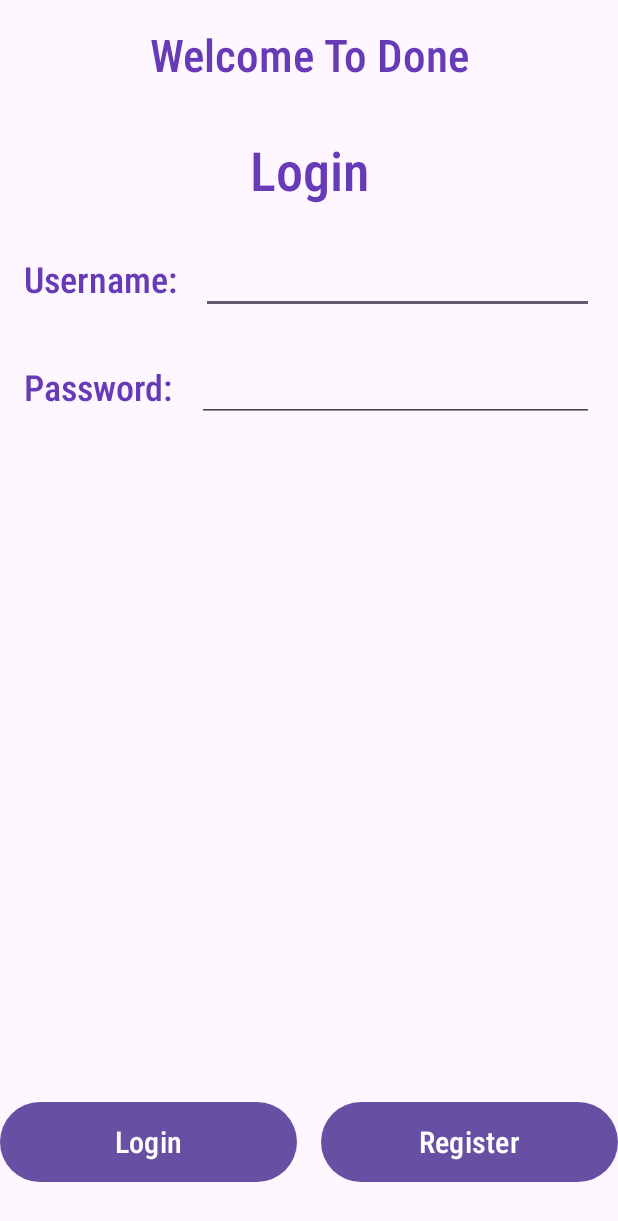
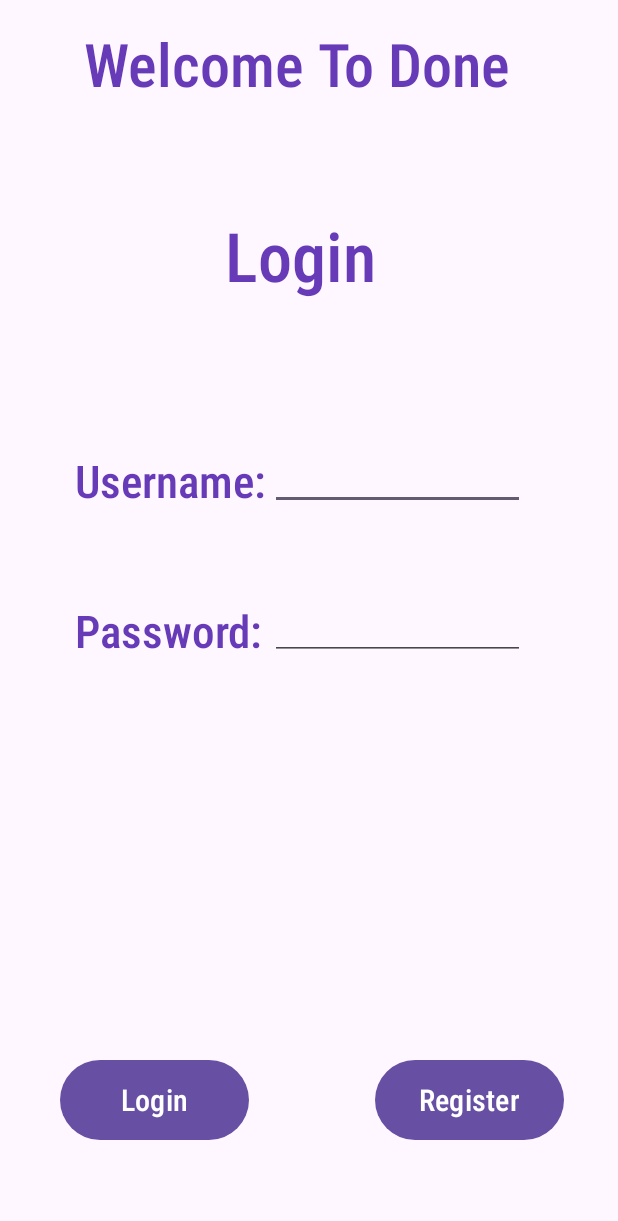
Before and after one commit to HanaAyman33/ToDoList, an Android app: the screen it shows after launch (MainActivity), on a phone screen of 412 x 824 dp. Shown: the top 1221 px of the screen. Run offline under Robolectric (Android 15) with nearby library versions, the light colour scheme and no system bars; our stand-ins replace Volley.

Commit message:
Update activity_main.xml

```diff
--- a/ToDoList/app/src/main/res/layout/activity_main.xml
+++ b/ToDoList/app/src/main/res/layout/activity_main.xml
@@ -1,7 +1,5 @@
 <?xml version="1.0" encoding="utf-8"?>
-<androidx.constraintlayout.widget.ConstraintLayout
-    xmlns:android="http://schemas.android.com/apk/res/android"
-    xmlns:app="http://schemas.android.com/apk/res-auto"
+<RelativeLayout xmlns:android="http://schemas.android.com/apk/res/android"
     xmlns:tools="http://schemas.android.com/tools"
     android:layout_width="match_parent"
     android:layout_height="match_parent"
@@ -9,107 +7,75 @@
 
     <TextView
         android:id="@+id/title"
-        android:layout_width="0dp"
+        android:layout_width="300dp"
         android:layout_height="wrap_content"
-        android:layout_marginStart="16dp"
-        android:layout_marginTop="16dp"
-        android:layout_marginEnd="16dp"
+        android:layout_centerHorizontal="true"
+        android:layout_marginTop="15dp"
         android:fontFamily="sans-serif-condensed-light"
-        android:text="Welcome To Done"
+        android:text="Welcome To Done"  android:textColor="#673AB7"
+        android:textSize="40sp"
+        android:textStyle="bold" />
+
+    <TextView
+        android:id="@+id/subTitle"
+        android:layout_width="200dp"
+        android:layout_height="wrap_content"
+        android:fontFamily="sans-serif-condensed-light"
+        android:text="@string/loginLabel"  android:textColor="#673AB7"
+        android:textSize="45sp"
+        android:textStyle="bold"
+        android:layout_marginLeft="150dp"  android:layout_marginTop="140dp"/>
+
+    <TextView
+        android:id="@+id/username"
+        android:layout_width="200dp"
+        android:layout_height="wrap_content"
+        android:fontFamily="sans-serif-condensed-light"
+        android:text="@string/username"  android:textColor="#673AB7"
+        android:textSize="30sp"
+        android:textStyle="bold"
+        android:layout_marginLeft="50dp"
+        android:layout_marginTop="300dp" />
+
+    <TextView
+        android:id="@+id/password"
+        android:layout_width="200dp"
+        android:layout_height="wrap_content"
+        android:fontFamily="sans-serif-condensed-light"
+        android:text="@string/password"
         android:textColor="#673AB7"
         android:textSize="30sp"
         android:textStyle="bold"
-        android:gravity="center"
-        app:layout_constraintEnd_toEndOf="parent"
-        app:layout_constraintStart_toStartOf="parent"
-        app:layout_constraintTop_toTopOf="parent" />
-
-    <TextView
-        android:id="@+id/subTitle"
-        android:layout_width="0dp"
-        android:layout_height="wrap_content"
-        android:layout_marginTop="32dp"
-        android:fontFamily="sans-serif-condensed-light"
-        android:text="@string/loginLabel"
-        android:textColor="#673AB7"
-        android:textSize="36sp"
-        android:textStyle="bold"
-        android:gravity="center"
-        app:layout_constraintEnd_toEndOf="parent"
-        app:layout_constraintStart_toStartOf="parent"
-        app:layout_constraintTop_toBottomOf="@id/title" />
-
-    <TextView
-        android:id="@+id/username"
-        android:layout_width="wrap_content"
-        android:layout_height="wrap_content"
-        android:layout_marginStart="16dp"
-        android:layout_marginTop="32dp"
-        android:fontFamily="sans-serif-condensed-light"
-        android:text="@string/username"
-        android:textColor="#673AB7"
-        android:textSize="24sp"
-        android:textStyle="bold"
-        app:layout_constraintStart_toStartOf="parent"
-        app:layout_constraintTop_toBottomOf="@id/subTitle" />
+        android:layout_marginLeft="50dp"
+        android:layout_marginTop="400dp" />
 
     <EditText
         android:id="@+id/input1"
-        android:layout_width="0dp"
+        android:layout_width="170dp"
         android:layout_height="40dp"
-        android:layout_marginStart="16dp"
-        android:layout_marginTop="32dp"
-        android:layout_marginEnd="16dp"
+        android:layout_marginLeft="180dp"
+        android:layout_marginTop="300dp"
         android:autofillHints="username"
         android:inputType="text"
-        app:layout_constraintEnd_toEndOf="parent"
-        app:layout_constraintStart_toEndOf="@id/username"
-        app:layout_constraintTop_toBottomOf="@id/subTitle" />
-
-    <TextView
-        android:id="@+id/password"
-        android:layout_width="wrap_content"
-        android:layout_height="wrap_content"
-        android:layout_marginStart="16dp"
-        android:layout_marginTop="32dp"
-        android:fontFamily="sans-serif-condensed-light"
-        android:text="@string/password"
-        android:textColor="#673AB7"
-        android:textSize="24sp"
-        android:textStyle="bold"
-        app:layout_constraintStart_toStartOf="parent"
-        app:layout_constraintTop_toBottomOf="@id/input1" />
+        tools:ignore="LabelFor" />
 
     <EditText
         android:id="@+id/input2"
-        android:layout_width="0dp"
+        android:layout_width="170dp"
         android:layout_height="40dp"
-        android:layout_marginStart="16dp"
-        android:layout_marginTop="32dp"
-        android:layout_marginEnd="16dp"
+        android:layout_marginLeft="180dp"
+        android:layout_marginTop="400dp"
         android:autofillHints="password"
         android:inputType="textPassword"
-        app:layout_constraintEnd_toEndOf="parent"
-        app:layout_constraintStart_toEndOf="@id/password"
-        app:layout_constraintTop_toBottomOf="@id/input1" />
-
-    <LinearLayout
-        android:layout_width="0dp"
-        android:layout_height="wrap_content"
-        android:layout_marginBottom="32dp"
-        android:orientation="horizontal"
-        android:gravity="center"
-        android:weightSum="2"
-        app:layout_constraintBottom_toBottomOf="parent"
-        app:layout_constraintEnd_toEndOf="parent"
-        app:layout_constraintStart_toStartOf="parent">
+        tools:ignore="LabelFor" />
 
     <Button
         android:id="@+id/log"
-            android:layout_width="0dp"
+        android:layout_width="126dp"
         android:layout_height="61dp"
-            android:layout_marginEnd="8dp"
-            android:layout_weight="1"
+        android:layout_alignParentBottom="true"
+        android:layout_marginStart="40dp"
+        android:layout_marginBottom="60dp"
         android:onClick="viewList"
         android:text="@string/log"
         android:textSize="20sp"
@@ -117,14 +83,14 @@
 
     <Button
         android:id="@+id/reg"
-            android:layout_width="0dp"
+        android:layout_width="126dp"
         android:layout_height="61dp"
-            android:layout_marginStart="8dp"
-            android:layout_weight="1"
+        android:layout_alignParentBottom="true"
+        android:layout_marginStart="250dp"
+        android:layout_marginBottom="60dp"
         android:onClick="toggle"
         android:text="@string/registerNew"
         android:textSize="20sp"
         android:fontFamily="sans-serif-condensed-medium"/>
-    </LinearLayout>
 
-</androidx.constraintlayout.widget.ConstraintLayout>
+</RelativeLayout >
```
Lines whose indentation alone changed are shown as unchanged.
